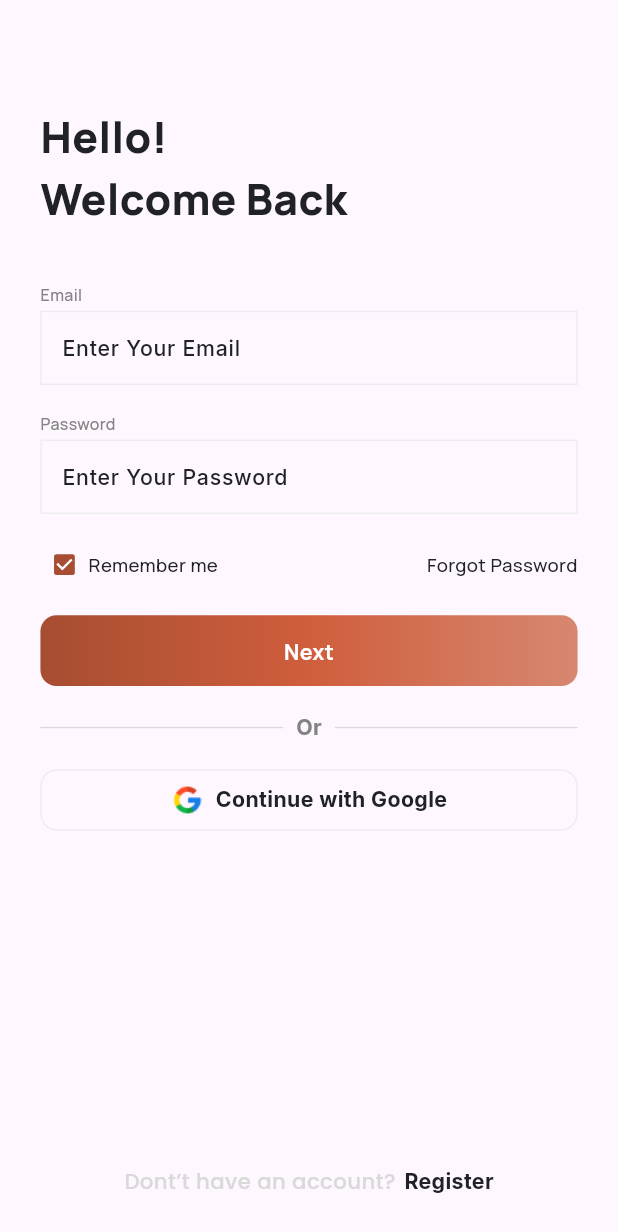
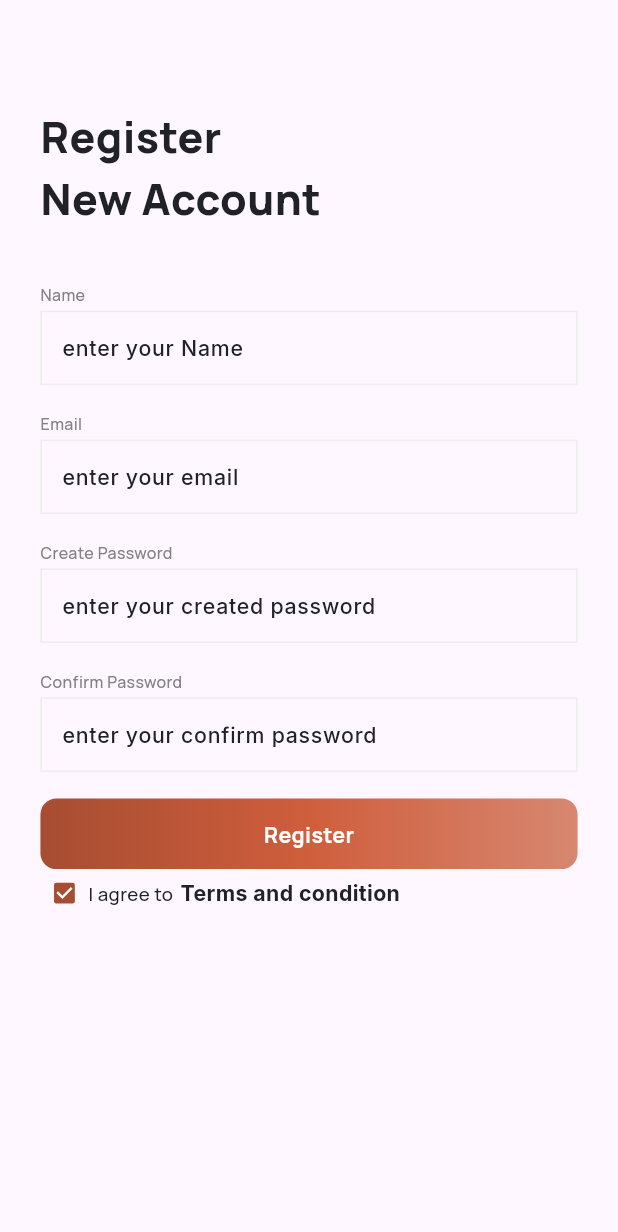
Before and after one commit to akash2058/lmsapp, a Flutter app: the screen it shows after launch, after a tap on "Register", on a phone screen of 412 x 824 dp. Shown: the top 1232 px of the screen. Run offline on Flutter 3.47's test engine with Material 3 defaults, Android fonts, the phone set to English and light mode, and no system bars; our stand-ins replace flutter_screenutil, flutter_svg, google_fonts.

Commit message:
new project

```diff
--- a/lib/utilities/appimages.dart
+++ b/lib/utilities/appimages.dart
@@ -1,4 +1,9 @@
 class AppImages {
   static const applogo = 'assets/lmslogo.png';
   static const googlelogo = 'assets/google.png';
+  static const cart = 'assets/cartsvg.svg';
+  static const home = 'assets/homesvg.svg';
+  static const chat = 'assets/chatsvg.svg';
+  static const profile = 'assets/profilesvg.svg';
+  static const course = 'assets/course.svg';
 }
--- a/lib/views/authentication_pages/login_page/login_page.dart
+++ b/lib/views/authentication_pages/login_page/login_page.dart
@@ -3,12 +3,15 @@ import 'package:flutter/material.dart';
 import 'package:flutter/widgets.dart';
 import 'package:flutter_screenutil/flutter_screenutil.dart';
 import 'package:lmsapp/customwidgets/custombutton.dart';
+import 'package:lmsapp/customwidgets/customroute.dart';
 import 'package:lmsapp/customwidgets/customtextformfield.dart';
 import 'package:lmsapp/utilities/appcolors.dart';
-import 'package:lmsapp/utilities/appimages.dart';
 import 'package:lmsapp/utilities/defaultsize.dart';
 import 'package:lmsapp/utilities/textstyle.dart';
+import 'package:lmsapp/views/authentication_pages/forgotpassword_pages/forgotpassword_pages.dart';
 import 'package:lmsapp/views/authentication_pages/login_page/components/components.dart';
+import 'package:lmsapp/views/authentication_pages/register_page/register_page.dart';
+import 'package:lmsapp/views/menucard/main_menu.dart';
 
 class LoginPage extends StatelessWidget {
   const LoginPage({super.key});
@@ -58,9 +61,9 @@ class LoginPage extends StatelessWidget {
                       scale: 0.8.w,
                       child: Checkbox(
                         activeColor: AppColors.primarybrown,
-                        visualDensity: const VisualDensity(
-                          horizontal: -4,
-                          vertical: VisualDensity.minimumDensity,
+                        visualDensity: VisualDensity(
+                          horizontal: -4.w,
+                          vertical: -4.h,
                         ),
                         value: true,
                         onChanged: (newValue) {},
@@ -72,16 +75,24 @@ class LoginPage extends StatelessWidget {
                     ),
                   ],
                 ),
-                Text(
-                  'Forgot Password',
-                  style: otherstyle,
+                GestureDetector(
+                  onTap: () {
+                    Navigator.push(
+                        context, CustomPageRoute(child: ForgotPassword()));
+                  },
+                  child: Text(
+                    'Forgot Password',
+                    style: otherstyle,
+                  ),
                 ),
               ],
             ),
             AppSizeBox.defaultHeight,
             CustomButton(
               text: 'Next',
-              onTap: () {},
+              onTap: () {
+                Navigator.push(context, CustomPageRoute(child: MainMenu()));
+              },
             ),
             AppSizeBox.defaultHeight,
             Row(
@@ -117,7 +128,10 @@ class LoginPage extends StatelessWidget {
                   width: 6.w,
                 ),
                 GestureDetector(
-                  onTap: () {},
+                  onTap: () {
+                    Navigator.push(
+                        context, CustomPageRoute(child: const RegisterPage()));
+                  },
                   child: Text(
                     'Register',
                     style: otherfont,
--- /dev/null
+++ b/lib/views/authentication_pages/register_page/register_page.dart
@@ -0,0 +1,95 @@
+import 'package:flutter/material.dart';
+import 'package:flutter_screenutil/flutter_screenutil.dart';
+import 'package:lmsapp/customwidgets/custombutton.dart';
+import 'package:lmsapp/customwidgets/customtextformfield.dart';
+import 'package:lmsapp/utilities/appcolors.dart';
+import 'package:lmsapp/utilities/defaultsize.dart';
+import 'package:lmsapp/utilities/textstyle.dart';
+
+class RegisterPage extends StatelessWidget {
+  const RegisterPage({super.key});
+
+  @override
+  Widget build(BuildContext context) {
+    return Scaffold(
+      body: Padding(
+        padding: EdgeInsets.symmetric(horizontal: 28.w),
+        child: Column(
+          crossAxisAlignment: CrossAxisAlignment.start,
+          children: [
+            SizedBox(
+              height: 80.h,
+            ),
+            Text(
+              'Register',
+              style: authenticationtitlestyle,
+            ),
+            Text(
+              'New Account',
+              style: authenticationtitlestyle,
+            ),
+            SizedBox(
+              height: 40.h,
+            ),
+            Text(
+              'Name',
+              style: othernormaltextStyle,
+            ),
+            AppSizeBox.defaultHeightforsplash,
+            CustomFormField(hint: 'enter your Name'),
+            AppSizeBox.defaultHeight,
+            Text(
+              'Email',
+              style: othernormaltextStyle,
+            ),
+            AppSizeBox.defaultHeightforsplash,
+            CustomFormField(hint: 'enter your email'),
+            AppSizeBox.defaultHeight,
+            Text(
+              'Create Password',
+              style: othernormaltextStyle,
+            ),
+            AppSizeBox.defaultHeightforsplash,
+            CustomFormField(hint: 'enter your created password'),
+            AppSizeBox.defaultHeight,
+            Text(
+              'Confirm Password',
+              style: othernormaltextStyle,
+            ),
+            AppSizeBox.defaultHeightforsplash,
+            CustomFormField(hint: 'enter your confirm password'),
+            AppSizeBox.defaultHeight,
+            CustomButton(text: 'Register', onTap: () {}),
+            Row(
+              children: [
+                Transform.scale(
+                  scale: 0.8.w,
+                  child: Checkbox(
+                    activeColor: AppColors.primarybrown,
+                    visualDensity: const VisualDensity(
+                      horizontal: VisualDensity.minimumDensity,
+                      vertical: VisualDensity.minimumDensity,
+                    ),
+                    value: true,
+                    onChanged: (newValue) {},
+                  ),
+                ),
+                Text(
+                  'I agree to',
+                  style: otherstyle,
+                ),
+                SizedBox(
+                  width: 5.w,
+                ),
+                Text(
+                  'Terms and condition',
+                  style: otherfont,
+                ),
+              ],
+            ),
+          ],
+        ),
+      ),
+    );
+  }
+}
--- a/lib/views/menucard/main_menu_providers.dart
+++ b/lib/views/menucard/main_menu_providers.dart
@@ -1,3 +1,5 @@
 import 'package:flutter/material.dart';
 
-class MenuProviders extends ChangeNotifier {}
+class MenuProviders extends ChangeNotifier {
+  List<Widget> screens = [];
+}
--- a/pubspec.yaml
+++ b/pubspec.yaml
@@ -38,6 +38,7 @@ dependencies:
   flutter_screenutil: ^5.9.0
   provider: ^6.1.2
   google_fonts: ^6.2.1
+  flutter_svg: ^2.0.10+1
 
 dev_dependencies:
   flutter_test:
```
Also changed, not shown: lib/utilities/textstyle.dart (+8 -0 lines), lib/views/authentication_pages/controllers.dart (+7 -0 lines), lib/views/authentication_pages/forgotpassword_pages/forgotpassword_pages.dart (added, +55 -0 lines), lib/views/menu_screens/cart/chatscreen.dart (added, +10 -0 lines), lib/views/menu_screens/chat/chatscreen.dart (added, +10 -0 lines), lib/views/menu_screens/home/homescreen.dart (added, +10 -0 lines), lib/views/menu_screens/profie/profilescreen.dart (added, +10 -0 lines), lib/views/menucard/main_menu.dart (+29 -1 lines), assets/cartsvg.svg (added), assets/chatsvg.svg (added), assets/course.svg (added), assets/homesvg.svg (added), assets/profilesvg.svg (added), pubspec.lock.
